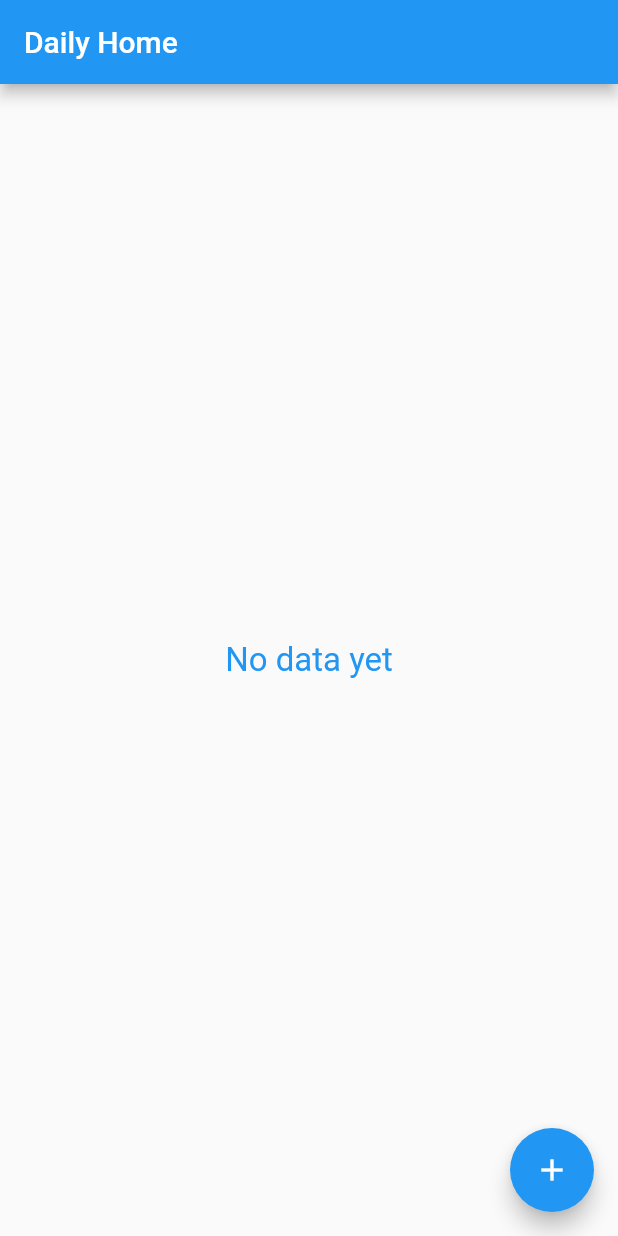
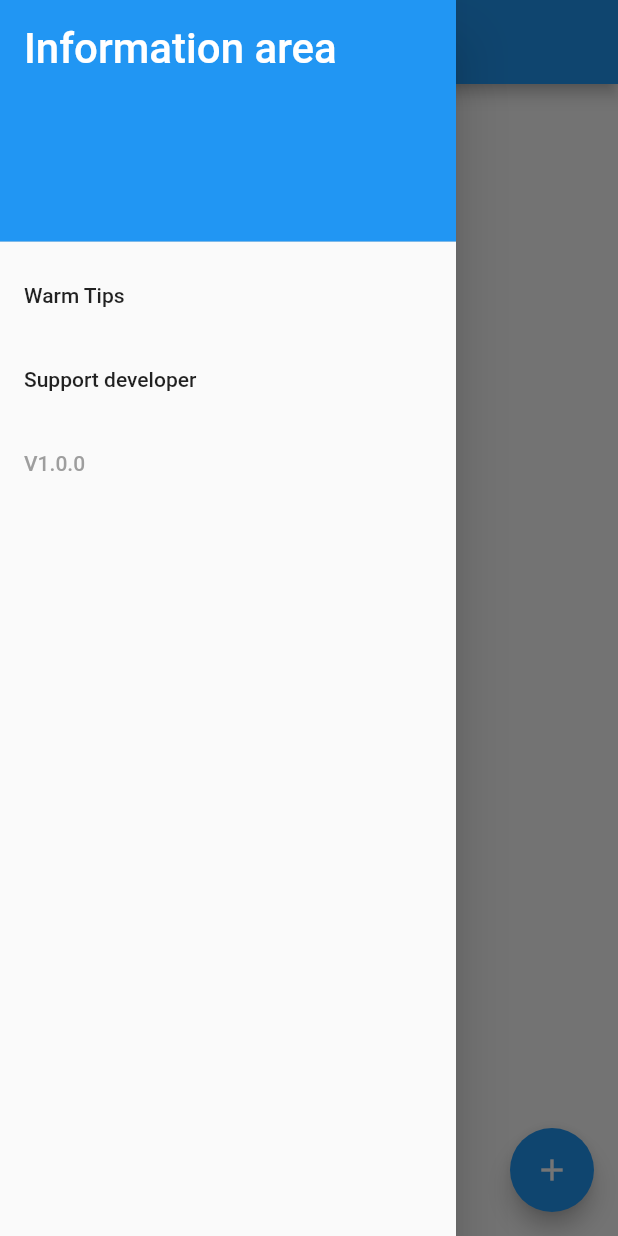
Before and after one commit to ZeroMoment/daily_end, a Flutter app: the screen it shows after launch, with the side drawer open (before the commit the screen has no drawer), on a phone screen of 412 x 824 dp. Run offline on Flutter 3.47's test engine with Material 2 defaults, Android fonts, the phone set to English and light mode, and no system bars; our stand-ins replace package_info, sqflite; missing offline and left inert: firebase_admob, flutter_google_ad_manager; accounts and stored records are empty.

Commit message:
增加廣告邏輯

```diff
--- /dev/null
+++ b/lib/localization/todo_localizations.dart
@@ -0,0 +1,63 @@
+
+import 'package:flutter/material.dart';
+
+class TodoLocalizations {
+
+  bool isZh = false; //是否为中文
+
+  TodoLocalizations(this.isZh);
+
+  static TodoLocalizations of(BuildContext context) {
+    return Localizations.of<TodoLocalizations>(context, TodoLocalizations);
+  }
+
+  String get titleHome {
+    return isZh? "日常待办" : "Daily ToDo";
+  }
+
+  String get titleEditTodo {
+    return isZh? "我的待办" : "My to-do";
+  }
+
+  String get titleDrawer {
+    return isZh? "信息区" : "Information area";
+  }
+
+  String get titleAdBanner {
+    return isZh? "帮助孱弱的小猿" : "Help the weak developer";
+  }
+
+  String get drawerItemTip {
+    return isZh? "温馨提示" : "Warm Tips";
+  }
+
+
+  String get drawerItemSupport {
+    return isZh? "支持开发者" : "Support developer";
+  }
+
+  String get addToolTip{
+    return isZh ? "添加待办" : "Todo Add";
+  }
+
+  String get emptyTxt{
+    return isZh?"还没有数据":"No data yet";
+  }
+
+  String get exitTip {
+    return isZh ? "你确定要退出应用吗？" : "Are you sure you want to exit the app？";
+  }
+
+  String get confirm{
+    return isZh ? "确定" : "Confirm";
+  }
+
+  String get cancel{
+    return isZh ? "取消" : "Cancel";
+  }
+
+  String get tipItemAdBanner {
+    return isZh? "随便看一看，随便点一点。" : "Just Take a look,and click a little.";
+  }
+
+}
--- /dev/null
+++ b/lib/localization/todo_localizations_delegate.dart
@@ -0,0 +1,25 @@
+import 'package:daily_end/localization/todo_localizations.dart';
+import 'package:flutter/foundation.dart';
+import 'package:flutter/material.dart';
+
+class TodoLocalizationsDelegate extends LocalizationsDelegate<TodoLocalizations> {
+  const TodoLocalizationsDelegate();
+
+  @override
+  bool isSupported(Locale locale) {
+    return ['en', 'zh'].contains(locale.languageCode);
+  }
+
+  @override
+  Future<TodoLocalizations> load(Locale locale) {
+    return SynchronousFuture<TodoLocalizations>(
+      TodoLocalizations(locale.languageCode == "zh")
+    );
+  }
+
+  @override
+  bool shouldReload(LocalizationsDelegate<TodoLocalizations> old) {
+    return false;
+  }
+
+}
--- a/lib/main.dart
+++ b/lib/main.dart
@@ -1,8 +1,13 @@
 import 'package:daily_end/db/database_helper.dart';
+import 'package:daily_end/localization/todo_localizations.dart';
+import 'package:daily_end/localization/todo_localizations_delegate.dart';
 import 'package:daily_end/model/todo_data.dart';
+import 'package:daily_end/page/ad_banner_page.dart';
 import 'package:daily_end/page/edit_todo_page.dart';
+import 'package:firebase_admob/firebase_admob.dart';
 import 'package:flutter/material.dart';
 import 'package:flutter/services.dart';
+import 'package:package_info/package_info.dart';
 
 import 'widget/ya_custom_dialog.dart';
 
@@ -13,10 +18,14 @@ void main() => runApp(MyApp());
 class MyApp extends StatelessWidget {
   @override
   Widget build(BuildContext context) {
+
+    FirebaseAdMob.instance.initialize(appId: "ca-app-pub-1984117899270114~3221984939");
+
     return MaterialApp(
       localizationsDelegates: [
         GlobalMaterialLocalizations.delegate,
-        GlobalWidgetsLocalizations.delegate
+        GlobalWidgetsLocalizations.delegate,
+        TodoLocalizationsDelegate()
       ],
       supportedLocales: [
         const Locale('en', 'US'),
@@ -30,20 +39,17 @@ class MyApp extends StatelessWidget {
         print('build route for ${settings.name}');
         var routes = <String, WidgetBuilder>{
           EditTodoPage.routeName: (ctx) => EditTodoPage(settings.arguments),
+          AdBannerPage.routeName: (ctx) => AdBannerPage()
         };
         WidgetBuilder builder = routes[settings.name];
         return MaterialPageRoute(builder: (ctx) => builder(ctx));
       },
-      home: MyHomePage(title: 'Daily Home'),
+      home: MyHomePage(),
     );
   }
 }
 
 class MyHomePage extends StatefulWidget {
-  MyHomePage({Key key, this.title}) : super(key: key);
-
-  final String title;
-
   @override
   _MyHomePageState createState() => _MyHomePageState();
 }
@@ -54,11 +60,20 @@ class _MyHomePageState extends State<MyHomePage> {
 
   bool isInited = false;
 
+  String _versionTxt;
+
   @override
   void initState() {
     super.initState();
 
+    _getVersoinInfo();
     _getDataFromDb();
+  }
+
+
+  void _getVersoinInfo() async {
+    PackageInfo packageInfo = await PackageInfo.fromPlatform();
+    _versionTxt = packageInfo.version;
   }
 
   void _getDataFromDb() async {
@@ -75,6 +90,8 @@ class _MyHomePageState extends State<MyHomePage> {
     });
   }
 
+
+
   void _addTodo() {
     Navigator.pushNamed(context, EditTodoPage.routeName, arguments: 'dbid');
   }
@@ -83,7 +100,36 @@ class _MyHomePageState extends State<MyHomePage> {
   Widget build(BuildContext context) {
     return Scaffold(
       appBar: AppBar(
-        title: Text(widget.title),
+        title: Text(TodoLocalizations.of(context).titleHome),
+      ),
+      drawer: Drawer(
+        child: ListView(
+          padding: EdgeInsets.zero,
+          children: <Widget>[
+            DrawerHeader(
+              child: Text(TodoLocalizations.of(context).titleDrawer, style: TextStyle(color: Colors.white, fontSize: 28.0),),
+              decoration: BoxDecoration(
+                color: Colors.blue
+              ),
+            ),
+            ListTile(
+              title: Text(TodoLocalizations.of(context).drawerItemTip),
+              onTap: () {
+
+                Navigator.pop(context);
+              },
+            ),
+            ListTile(
+              title: Text(TodoLocalizations.of(context).drawerItemSupport),
+              onTap: () {
+                Navigator.popAndPushNamed(context, AdBannerPage.routeName);
+              },
+            ),
+            ListTile(
+              title: Text(_versionTxt == null ? 'V1.0.0' : 'V$_versionTxt', style: TextStyle(color: Colors.grey),),
+            )
+          ],
+        ),
       ),
       body: WillPopScope(
           child: isInited
@@ -100,7 +146,7 @@ class _MyHomePageState extends State<MyHomePage> {
           }),
       floatingActionButton: FloatingActionButton(
         onPressed: _addTodo,
-        tooltip: 'Todo Add',
+        tooltip: TodoLocalizations.of(context).addToolTip,
         child: Icon(Icons.add),
       ), // This trailing comma makes auto-formatting nicer for build methods.
     );
@@ -124,7 +170,7 @@ class _MyHomePageState extends State<MyHomePage> {
           )
         : Center(
             child: Text(
-              'No data yet',
+              TodoLocalizations.of(context).emptyTxt,
               style: TextStyle(color: Colors.blue, fontSize: 22.0),
             ),
           );
@@ -135,7 +181,7 @@ class _MyHomePageState extends State<MyHomePage> {
         context: context,
         builder: (BuildContext context) {
           return YaCustomDialog(
-            content: 'Are you sure you want to exit the app？',
+            content: TodoLocalizations.of(context).exitTip,
             confirmCallback: () {
               SystemNavigator.pop();
             },
--- a/lib/page/edit_todo_page.dart
+++ b/lib/page/edit_todo_page.dart
@@ -1,3 +1,4 @@
+import 'package:daily_end/localization/todo_localizations.dart';
 import 'package:daily_end/widget/net_loading_dialog.dart';
 import 'package:flutter/material.dart';
 
@@ -36,8 +37,7 @@ class _EditTodoPageState extends State<EditTodoPage> {
     print('build。。。');
     return Scaffold(
       appBar: AppBar(
-        centerTitle: true,
-        title: Text('我的待办'),
+        title: Text(TodoLocalizations.of(context).titleEditTodo),
       ),
       body: Container(
       ),
--- a/lib/widget/ya_custom_dialog.dart
+++ b/lib/widget/ya_custom_dialog.dart
@@ -1,3 +1,4 @@
+import 'package:daily_end/localization/todo_localizations.dart';
 import 'package:flutter/material.dart';
 
 ///自定义Dialog
@@ -82,7 +83,7 @@ class _CustomDialogState extends State<YaCustomDialog> {
                       ),
                       child: FlatButton(
                         child: Text(
-                            'Cancel',
+                            TodoLocalizations.of(context).cancel,
                             style: TextStyle(
                               fontSize: 16.0,
                               color: widget.cancelColor == null ? Colors.black87 : Color(0xFFFFFFFF),
@@ -105,7 +106,7 @@ class _CustomDialogState extends State<YaCustomDialog> {
                       child: FlatButton(
                         onPressed: _confirmDialog,
                         child: Text(
-                            widget.confirmContent == null ? 'Confirm' : widget.confirmContent,
+                            widget.confirmContent == null ? TodoLocalizations.of(context).confirm : widget.confirmContent,
                             style: TextStyle(
                               fontSize: 16.0,
                               color: widget.confirmColor == null ? (widget.confirmTextColor == null ? Colors.black87 : widget.confirmTextColor) : Color(0xFFFFFFFF),
--- a/pubspec.yaml
+++ b/pubspec.yaml
@@ -26,6 +26,9 @@ dependencies:
   # Use with the CupertinoIcons class for iOS style icons.
   cupertino_icons: ^0.1.2
   sqflite: ^1.1.3
+  package_info: ^0.4.0+12
+  firebase_admob: ^0.9.0+9
+  flutter_google_ad_manager: ^0.10.1
 
 dev_dependencies:
   flutter_test:
```
Also changed, not shown: lib/page/ad_banner_page.dart (added, +81 -0 lines), lib/util/todo_localizations.dart (deleted, +0 -13 lines), pubspec.lock, 1 other file.
